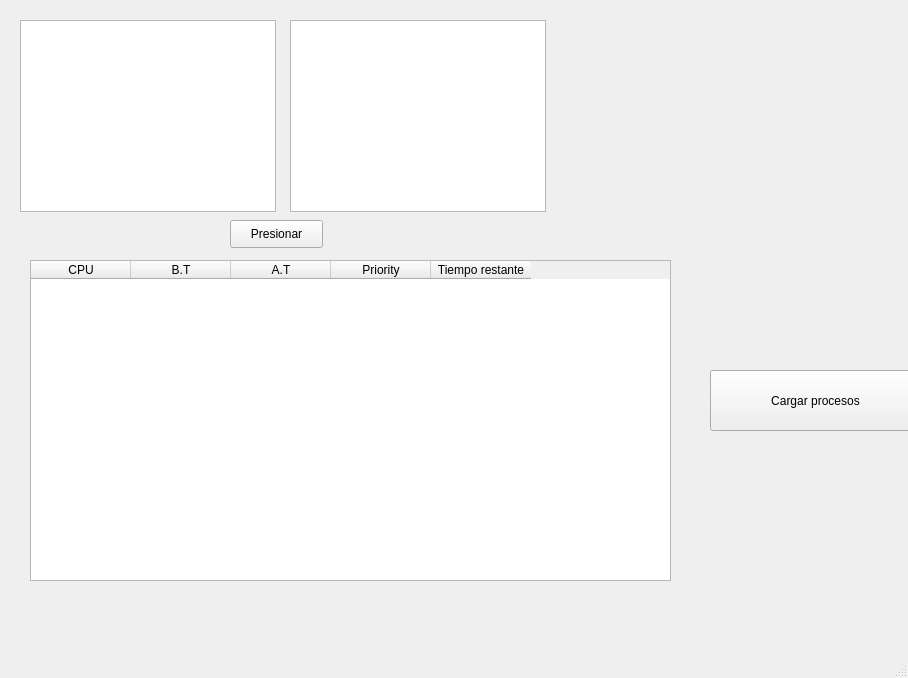
First picture: the form in simulador/test1.ui, repository Karedu/Simulador-de-planificador-de-procesos, before the edit.
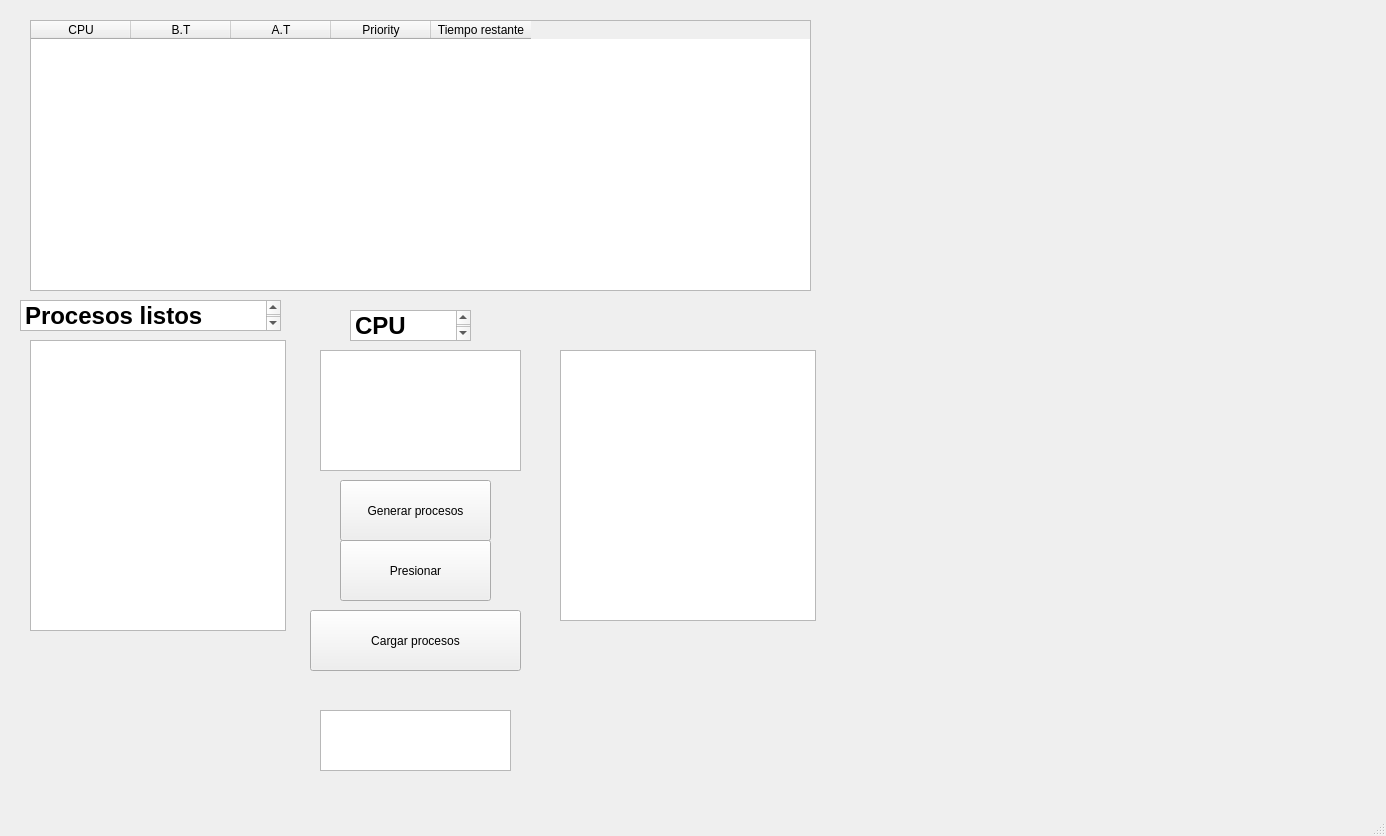
Second picture: the form after the edit.

Commit message: Generate ramdon process and Fix tablet Loop

Patch:
```diff
--- a/simulador/test1.ui
+++ b/simulador/test1.ui
@@ -6,8 +6,8 @@
    <rect>
     <x>0</x>
     <y>0</y>
-    <width>908</width>
-    <height>678</height>
+    <width>1386</width>
+    <height>836</height>
    </rect>
   </property>
   <property name="windowTitle">
@@ -17,10 +17,10 @@
    <widget class="QPushButton" name="Button1">
     <property name="geometry">
      <rect>
-      <x>230</x>
-      <y>220</y>
-      <width>93</width>
-      <height>28</height>
+      <x>340</x>
+      <y>540</y>
+      <width>151</width>
+      <height>61</height>
      </rect>
     </property>
     <property name="text">
@@ -30,20 +30,20 @@
    <widget class="QListWidget" name="list1">
     <property name="geometry">
      <rect>
-      <x>20</x>
-      <y>20</y>
+      <x>30</x>
+      <y>340</y>
       <width>256</width>
-      <height>192</height>
+      <height>291</height>
      </rect>
     </property>
    </widget>
    <widget class="QListWidget" name="list2">
     <property name="geometry">
      <rect>
-      <x>290</x>
-      <y>20</y>
+      <x>560</x>
+      <y>350</y>
       <width>256</width>
-      <height>192</height>
+      <height>271</height>
      </rect>
     </property>
    </widget>
@@ -51,9 +51,9 @@
     <property name="geometry">
      <rect>
       <x>30</x>
-      <y>260</y>
-      <width>641</width>
-      <height>321</height>
+      <y>20</y>
+      <width>781</width>
+      <height>271</height>
      </rect>
     </property>
     <column>
@@ -85,8 +85,8 @@
    <widget class="QPushButton" name="ButtonLoadProcess">
     <property name="geometry">
      <rect>
-      <x>710</x>
-      <y>370</y>
+      <x>310</x>
+      <y>610</y>
       <width>211</width>
       <height>61</height>
      </rect>
@@ -95,6 +95,74 @@
      <string>Cargar procesos</string>
     </property>
    </widget>
+   <widget class="QListWidget" name="listCPU">
+    <property name="geometry">
+     <rect>
+      <x>320</x>
+      <y>350</y>
+      <width>201</width>
+      <height>121</height>
+     </rect>
+    </property>
+   </widget>
+   <widget class="QTableWidget" name="tableWidget">
+    <property name="geometry">
+     <rect>
+      <x>320</x>
+      <y>710</y>
+      <width>191</width>
+      <height>61</height>
+     </rect>
+    </property>
+   </widget>
+   <widget class="QTextBrowser" name="textBrowser">
+    <property name="geometry">
+     <rect>
+      <x>350</x>
+      <y>310</y>
+      <width>121</width>
+      <height>31</height>
+     </rect>
+    </property>
+    <property name="html">
+     <string>&lt;!DOCTYPE HTML PUBLIC &quot;-//W3C//DTD HTML 4.0//EN&quot; &quot;http://www.w3.org/TR/REC-html40/strict.dtd&quot;&gt;
+&lt;html&gt;&lt;head&gt;&lt;meta name=&quot;qrichtext&quot; content=&quot;1&quot; /&gt;&lt;style type=&quot;text/css&quot;&gt;
+p, li { white-space: pre-wrap; }
+&lt;/style&gt;&lt;/head&gt;&lt;body style=&quot; font-family:'MS Shell Dlg 2'; font-size:7.8pt; font-weight:400; font-style:normal;&quot;&gt;
+&lt;p style=&quot; margin-top:0px; margin-bottom:0px; margin-left:0px; margin-right:0px; -qt-block-indent:0; text-indent:0px;&quot;&gt;&lt;span style=&quot; font-size:18pt; font-weight:600;&quot;&gt;CPU&lt;/span&gt;&lt;/p&gt;&lt;/body&gt;&lt;/html&gt;</string>
+    </property>
+   </widget>
+   <widget class="QPushButton" name="ButtonGenerate">
+    <property name="geometry">
+     <rect>
+      <x>340</x>
+      <y>480</y>
+      <width>151</width>
+      <height>61</height>
+     </rect>
+    </property>
+    <property name="text">
+     <string>Generar procesos</string>
+    </property>
+   </widget>
+   <widget class="QTextBrowser" name="textBrowser_2">
+    <property name="geometry">
+     <rect>
+      <x>20</x>
+      <y>300</y>
+      <width>261</width>
+      <height>31</height>
+     </rect>
+    </property>
+    <property name="html">
+     <string>&lt;!DOCTYPE HTML PUBLIC &quot;-//W3C//DTD HTML 4.0//EN&quot; &quot;http://www.w3.org/TR/REC-html40/strict.dtd&quot;&gt;
+&lt;html&gt;&lt;head&gt;&lt;meta name=&quot;qrichtext&quot; content=&quot;1&quot; /&gt;&lt;style type=&quot;text/css&quot;&gt;
+p, li { white-space: pre-wrap; }
+&lt;/style&gt;&lt;/head&gt;&lt;body style=&quot; font-family:'MS Shell Dlg 2'; font-size:7.8pt; font-weight:400; font-style:normal;&quot;&gt;
+&lt;p style=&quot; margin-top:0px; margin-bottom:0px; margin-left:0px; margin-right:0px; -qt-block-indent:0; text-indent:0px;&quot;&gt;&lt;span style=&quot; font-size:18pt; font-weight:600;&quot;&gt;Procesos listos&lt;/span&gt;&lt;/p&gt;
+&lt;p style=&quot;-qt-paragraph-type:empty; margin-top:0px; margin-bottom:0px; margin-left:0px; margin-right:0px; -qt-block-indent:0; text-indent:0px; font-size:18pt; font-weight:600;&quot;&gt;&lt;br /&gt;&lt;/p&gt;&lt;/body&gt;&lt;/html&gt;</string>
+    </property>
+   </widget>
   </widget>
   <widget class="QMenuBar" name="menubar">
    <property name="geometry">
```
Left out of the diff: 2 changed lines with no effect on the pictures. The commit also changes 3 other files.
